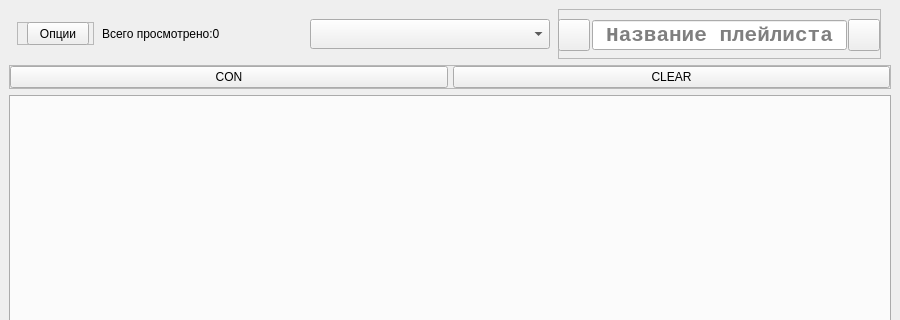
Above: Python/PlayListStore_4.0/GUI/Main_Form.ui from Kamikoto-sama/Kamis-Code before the change; both pictures show x 0 to 900 and y 0 to 320 of the 900 by 620 pixel window. Below: the same form after it.
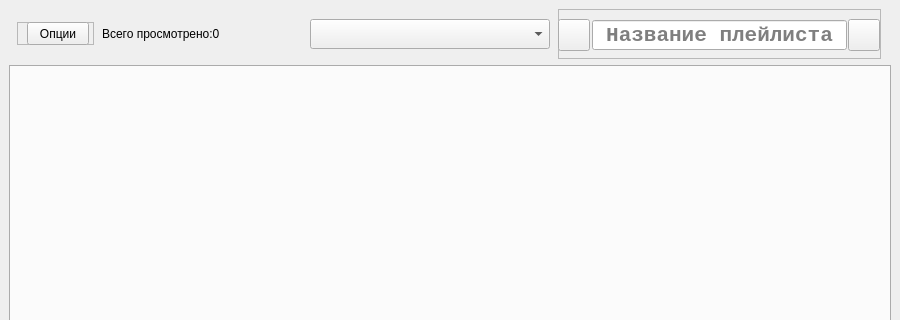
That is the form after the change. Icons and pictures are not drawn.

Diff of the .ui file:
```diff
--- a/Python/PlayListStore_4.0/GUI/Main_Form.ui
+++ b/Python/PlayListStore_4.0/GUI/Main_Form.ui
@@ -261,50 +261,6 @@
       </layout>
      </widget>
     </item>
-    <item>
-     <widget class="QFrame" name="options_frame">
-      <property name="frameShape">
-       <enum>QFrame::StyledPanel</enum>
-      </property>
-      <property name="frameShadow">
-       <enum>QFrame::Raised</enum>
-      </property>
-      <layout class="QHBoxLayout" name="horizontalLayout">
-       <property name="spacing">
-        <number>5</number>
-       </property>
-       <property name="leftMargin">
-        <number>0</number>
-       </property>
-       <property name="topMargin">
-        <number>0</number>
-       </property>
-       <property name="rightMargin">
-        <number>0</number>
-       </property>
-       <property name="bottomMargin">
-        <number>0</number>
-       </property>
-       <item>
-        <widget class="QPushButton" name="con_list">
-         <property name="text">
-          <string>CON</string>
-         </property>
-        </widget>
-       </item>
-       <item>
-        <widget class="QPushButton" name="adv">
-         <property name="focusPolicy">
-          <enum>Qt::NoFocus</enum>
-         </property>
-         <property name="text">
-          <string>CLEAR</string>
-         </property>
-        </widget>
-       </item>
-      </layout>
-     </widget>
-    </item>
     <item>
      <widget class="QTabWidget" name="tabWidget">
       <property name="focusPolicy">
```
Left out of the diff: 11 changed lines with no effect on the pictures.
